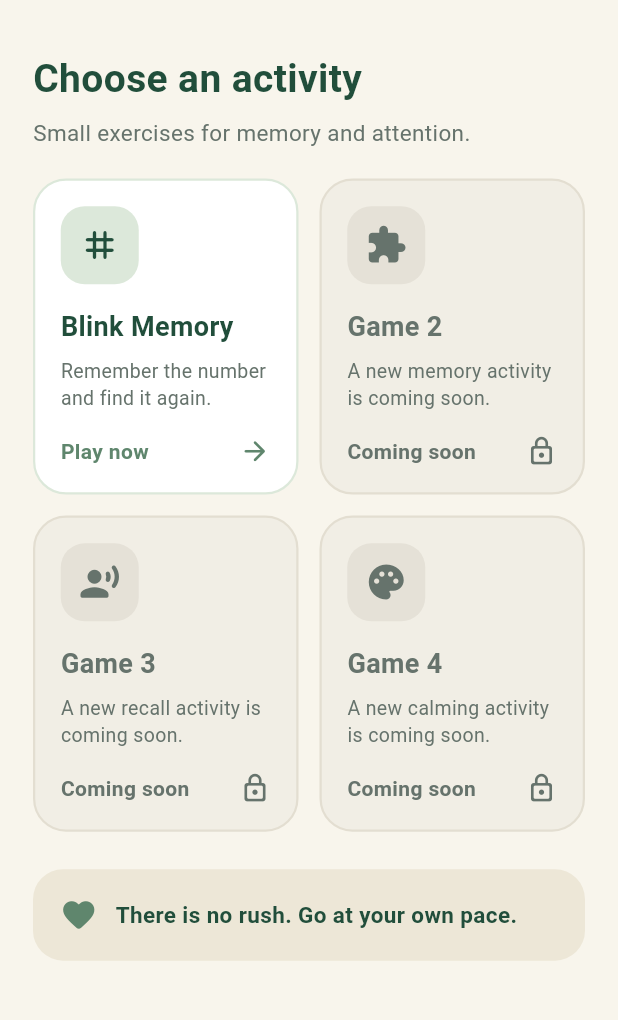
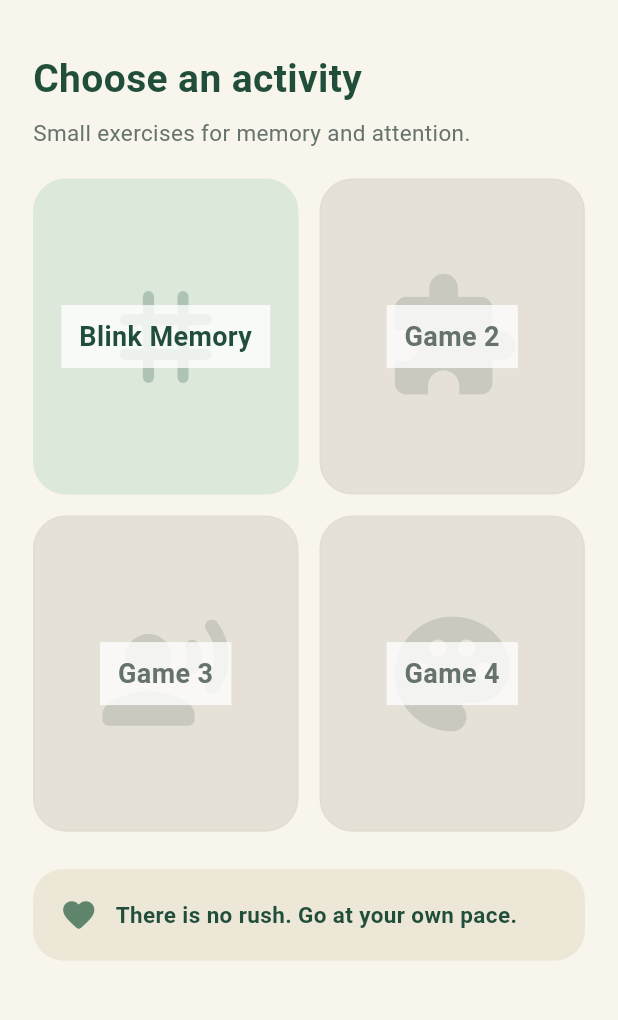
Before and after one commit to CfRadar/Smriti, a Flutter app: the screen it shows after launch, on a phone screen of 412 x 824 dp, the part 105-1125 px from its top. Run offline on Flutter 3.47's test engine with Material 3 defaults, Android fonts, the phone set to English and light mode, and no system bars; our stand-ins replace shared_preferences; Roboto replaces fonts that are missing (Arial).

Commit message:
game tiles changed

```diff
--- a/apps/patient/lib/main.dart
+++ b/apps/patient/lib/main.dart
@@ -235,7 +235,6 @@ class GameHubPage extends StatelessWidget {
                   context,
                   icon: Icons.grid_3x3_rounded,
                   title: 'Blink Memory',
-                  description: 'Remember the number and find it again.',
                   isAvailable: true,
                   onTap: () => _openBlinkGame(context),
                 ),
@@ -243,19 +242,16 @@ class GameHubPage extends StatelessWidget {
                   context,
                   icon: Icons.extension_rounded,
                   title: 'Game 2',
-                  description: 'A new memory activity is coming soon.',
                 ),
                 _gameCard(
                   context,
                   icon: Icons.record_voice_over_rounded,
                   title: 'Game 3',
-                  description: 'A new recall activity is coming soon.',
                 ),
                 _gameCard(
                   context,
                   icon: Icons.palette_rounded,
                   title: 'Game 4',
-                  description: 'A new calming activity is coming soon.',
                 ),
               ],
             );
@@ -294,7 +290,6 @@ class GameHubPage extends StatelessWidget {
     BuildContext context, {
     required IconData icon,
     required String title,
-    required String description,
     bool isAvailable = false,
     VoidCallback? onTap,
   }) {
@@ -306,68 +301,40 @@ class GameHubPage extends StatelessWidget {
         onTap: onTap,
         borderRadius: BorderRadius.circular(22),
         child: Container(
-          padding: const EdgeInsets.all(17),
           decoration: BoxDecoration(
-            color: isAvailable ? Colors.white : const Color(0xFFF1EEE5),
+            color: isAvailable ? lightGreen : const Color(0xFFE5E1D7),
             borderRadius: BorderRadius.circular(22),
             border: Border.all(
               color: isAvailable ? lightGreen : const Color(0xFFE3DED1),
               width: 1.5,
             ),
           ),
-          child: Column(
-            crossAxisAlignment: CrossAxisAlignment.start,
+          child: Stack(
+            fit: StackFit.expand,
             children: [
-              Container(
-                height: 52,
-                width: 52,
-                decoration: BoxDecoration(
-                  color: isAvailable ? lightGreen : const Color(0xFFE5E1D7),
-                  borderRadius: BorderRadius.circular(16),
-                ),
-                child: Icon(icon,
-                    color: isAvailable ? darkGreen : textGrey, size: 28),
-              ),
-              const Spacer(),
-              Text(
-                title,
-                style: TextStyle(
-                  color: isAvailable ? darkGreen : textGrey,
-                  fontSize: 18,
-                  fontWeight: FontWeight.w700,
+              Center(
+                child: Icon(
+                  icon,
+                  color: isAvailable
+                      ? darkGreen.withValues(alpha: .24)
+                      : textGrey.withValues(alpha: .22),
+                  size: 92,
                 ),
               ),
-              const SizedBox(height: 8),
-              Text(
-                description,
-                maxLines: 3,
-                overflow: TextOverflow.ellipsis,
-                style: const TextStyle(
-                  color: textGrey,
-                  fontSize: 13,
-                  height: 1.35,
-                ),
-              ),
-              const SizedBox(height: 15),
-              Row(
-                children: [
-                  Text(
-                    isAvailable ? 'Play now' : 'Coming soon',
+              Center(
+                child: Container(
+                  padding: const EdgeInsets.symmetric(horizontal: 12, vertical: 8),
+                  color: Colors.white.withValues(alpha: .78),
+                  child: Text(
+                    title,
+                    textAlign: TextAlign.center,
                     style: TextStyle(
-                      color: isAvailable ? green : textGrey,
-                      fontSize: 14,
+                      color: isAvailable ? darkGreen : textGrey,
+                      fontSize: 18,
                       fontWeight: FontWeight.w700,
                     ),
                   ),
-                  const Spacer(),
-                  Icon(
-                    isAvailable
-                        ? Icons.arrow_forward_rounded
-                        : Icons.lock_outline_rounded,
-                    color: isAvailable ? green : textGrey,
-                    size: 21,
-                  ),
-                ],
+                ),
               ),
             ],
           ),
```
